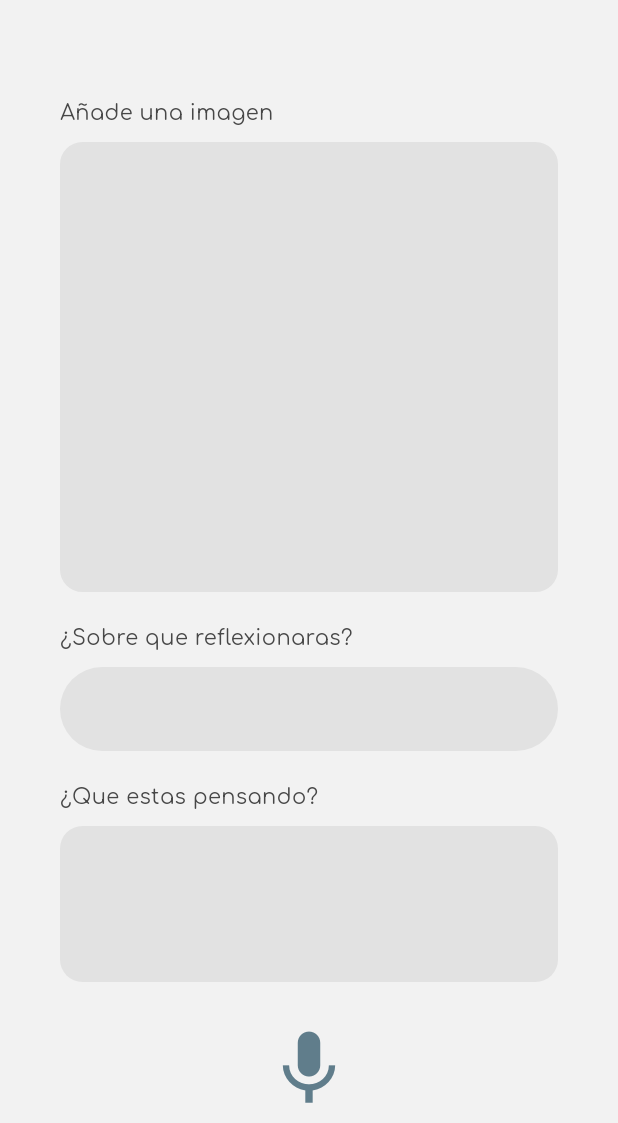
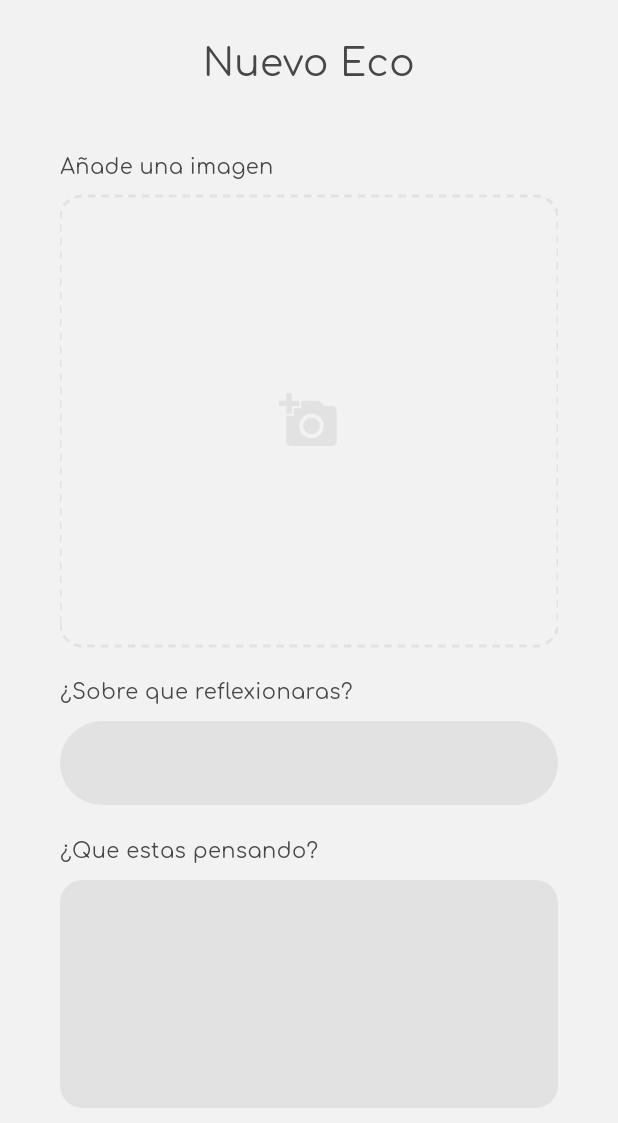
Before and after one commit to Narramap/Narramap_flutter_application, a Flutter app: the MapScreen screen opened by its route, item 2 of the bottom bar chosen, after a tap on "Nuevo Eco", on a phone screen of 412 x 824 dp, the part 113-1236 px from its top. Run offline on Flutter 3.47's test engine with Material 3 defaults, Android fonts, the phone set to English and light mode, and no system bars; our stand-ins replace flutter_map, geolocator, go_router, image_picker, just_audio, latlong2; missing offline and left inert: record.

Commit message:
enhancing UI and voice input

```diff
--- a/lib/content/presentation/notifiers/add_event_notifier.dart
+++ b/lib/content/presentation/notifiers/add_event_notifier.dart
@@ -1,4 +1,3 @@
-
 import 'package:flutter/material.dart';
 import 'package:latlong2/latlong.dart';
 
--- a/lib/content/presentation/screens/add_eco_screen.dart
+++ b/lib/content/presentation/screens/add_eco_screen.dart
@@ -18,6 +18,7 @@ class AddEcoScreen extends StatelessWidget {
       create: (context) => AddEcoNotifier(),
       child: Consumer<AddEcoNotifier>(
         builder: (context, notifier, _) => WhiteContainer(
+          title: "Nuevo Eco",
           children: [
             CustomImagePicker(
               title: 'Añade una imagen',
@@ -34,15 +35,12 @@ class AddEcoScreen extends StatelessWidget {
               textFieldColor: TextFieldColors.gray,
               onChanged: notifier.onChangeDescription,
               label: "¿Que estas pensando?",
-              lines: 3,
+              lines: 5,
               spacerHeight: 20,
               borderRadius: 15,
             ),
             AudioRecord(
-              onStop: (path) {
-                print('Archivo guardado en: $path');
-                // Aquí podrías reproducirlo o subirlo
-              },
+
             ),
             CustomButton(
               text: "Grabar voz",
@@ -55,6 +53,7 @@ class AddEcoScreen extends StatelessWidget {
               label: "Eco publico",
               value: notifier.public,
               onChanged: notifier.onTogglePublic,
+              textColor: TextColor.gray,
             ),
             SizedBox(height: 20),
             CustomButton(
--- a/lib/core/navigation/go_route.dart
+++ b/lib/core/navigation/go_route.dart
@@ -4,7 +4,7 @@ import 'package:narramap/content/presentation/screens/add_eco_screen.dart';
 import 'package:narramap/content/presentation/screens/add_event_screen.dart';
 import 'package:narramap/content/presentation/screens/adition_selector_screen.dart';
 import 'package:narramap/core/navigation/routes.dart';
-import 'package:narramap/map/presentation/map_screen.dart';
+import 'package:narramap/map/presentation/screen/map_screen.dart';
 import 'package:narramap/users/presentation/login_screen.dart';
 import 'package:narramap/users/presentation/register_screen.dart';
 
--- a/lib/core/widgets/audio_record.dart
+++ b/lib/core/widgets/audio_record.dart
@@ -1,14 +1,14 @@
 import 'dart:async';
 import 'dart:io';
-
+import 'dart:typed_data';
 import 'package:flutter/material.dart';
 import 'package:record/record.dart';
 import 'package:path_provider/path_provider.dart';
+import 'package:just_audio/just_audio.dart';
+import 'package:http/http.dart' as http;
 
 class AudioRecord extends StatefulWidget {
-  final void Function(String path)? onStop;
-
-  const AudioRecord({super.key, this.onStop});
+  const AudioRecord({super.key});
 
   @override
   State<AudioRecord> createState() => _AudioRecordState();
@@ -16,15 +16,23 @@ class AudioRecord extends StatefulWidget {
 
 class _AudioRecordState extends State<AudioRecord> {
   late final AudioRecorder _recorder;
+  late final AudioPlayer _player;
   bool _isRecording = false;
+  bool _isPlaying = false;
+  String? _tempFilePath;
   Timer? _timer;
   int _seconds = 0;
-  String? _currentPath;
 
   @override
   void initState() {
     super.initState();
     _recorder = AudioRecorder();
+    _player = AudioPlayer();
+    _player.playerStateStream.listen((state) {
+      setState(() {
+        _isPlaying = state.playing;
+      });
+    });
   }
 
   Future<void> _toggleRecording() async {
@@ -36,16 +44,19 @@ class _AudioRecordState extends State<AudioRecord> {
           _seconds = 0;
         });
         _timer?.cancel();
-        if (path != null && widget.onStop != null) {
-          widget.onStop!(path);
+        if (path != null) {
+          setState(() {
+            _tempFilePath = path;
+          });
+          await _player.setFilePath(path); // Preparar audio para reproducir
         }
       } else {
-        final dir = await getApplicationDocumentsDirectory();
-        final filePath =
+        final dir = await getTemporaryDirectory();
+        final tempPath =
             '${dir.path}/recording_${DateTime.now().millisecondsSinceEpoch}.m4a';
 
         await _recorder.start(
-          path: filePath,
+          path: tempPath,
           const RecordConfig(
             encoder: AudioEncoder.aacLc,
             bitRate: 128000,
@@ -55,7 +66,7 @@ class _AudioRecordState extends State<AudioRecord> {
 
         setState(() {
           _isRecording = true;
-          _currentPath = filePath;
+          _tempFilePath = null;
         });
 
         _timer = Timer.periodic(const Duration(seconds: 1), (_) {
@@ -69,10 +80,54 @@ class _AudioRecordState extends State<AudioRecord> {
     }
   }
 
+  Future<void> _togglePlayback() async {
+    if (_isPlaying) {
+      await _player.pause();
+    } else {
+      await _player.seek(Duration.zero); // reproducir desde el inicio
+      await _player.play();
+    }
+  }
+
+  Future<void> _sendToAPI() async {
+    if (_tempFilePath == null) return;
+
+    try {
+      final file = File(_tempFilePath!);
+      final bytes = await file.readAsBytes();
+
+      final response = await http.post(
+        Uri.parse('https://tu-api.com/upload'),
+        headers: {
+          'Content-Type': 'audio/m4a',
+        },
+        body: bytes,
+      );
+
+      if (response.statusCode == 200) {
+        ScaffoldMessenger.of(context).showSnackBar(
+          const SnackBar(content: Text('Audio enviado con éxito')),
+        );
+        await _player.stop();
+        await file.delete();
+        setState(() {
+          _tempFilePath = null;
+        });
+      } else {
+        ScaffoldMessenger.of(context).showSnackBar(
+          SnackBar(content: Text('Error: ${response.statusCode}')),
+        );
+      }
+    } catch (e) {
+      print('Error al enviar el audio: $e');
+    }
+  }
+
   @override
   void dispose() {
     _timer?.cancel();
     _recorder.dispose();
+    _player.dispose();
     super.dispose();
   }
 
@@ -91,6 +146,29 @@ class _AudioRecordState extends State<AudioRecord> {
         if (_isRecording)
           Text('Grabando: ${_seconds}s',
               style: const TextStyle(color: Colors.red)),
+
+        if (_tempFilePath != null) ...[
+          const SizedBox(height: 16),
+          Row(
+            mainAxisAlignment: MainAxisAlignment.center,
+            children: [
+              IconButton(
+                icon: Icon(
+                  _isPlaying ? Icons.pause_circle : Icons.play_circle,
+                  size: 48,
+                ),
+                onPressed: _togglePlayback,
+              ),
+              const SizedBox(width: 20),
+              ElevatedButton.icon(
+                onPressed: _sendToAPI,
+                icon: const Icon(Icons.send),
+                label: const Text("Enviar"),
+              ),
+            ],
+          ),
+          const Text('Puedes escuchar y enviar tu audio.'),
+        ]
       ],
     );
   }
--- a/lib/core/widgets/custom_image_picker.dart
+++ b/lib/core/widgets/custom_image_picker.dart
@@ -1,16 +1,15 @@
 import 'dart:io';
-
 import 'package:flutter/material.dart';
 import 'package:image_picker/image_picker.dart';
 
 class CustomImagePicker extends StatefulWidget {
-
   final void Function(File)? onImageSelected;
   final String title;
+
   const CustomImagePicker({
     super.key,
     required this.title,
-    required this.onImageSelected
+    required this.onImageSelected,
   });
 
   @override
@@ -18,22 +17,50 @@ class CustomImagePicker extends StatefulWidget {
 }
 
 class _CustomImagePickerState extends State<CustomImagePicker> {
+  File? _imageFile;
+  List<File>? _imagesSelected;
+  int currentIndex = 0;
 
-  File? _imageFile;
+  void _incrementIndex() {
+
+    currentIndex == _imagesSelected!.length - 1 ?
+      setState(() {
+        currentIndex = 0;
+      })
+    :
+      setState(() {
+        currentIndex += 1;
+      });
+  }
+
+  void _decrementIndex() {
+    currentIndex == 0 ?
+      setState(() {
+        currentIndex = _imagesSelected!.length - 1;
+      })
+    :
+      setState(() {
+        currentIndex -= 1;
+      });
+  }
 
   Future<void> _pickImage() async {
     final picker = ImagePicker();
-    final pickedFile = await picker.pickImage(source: ImageSource.gallery); // o .camera
+    final pickedFiles = await picker.pickMultiImage();
 
-    if (pickedFile != null) {
     setState(() {
-        _imageFile = File(pickedFile.path);
+      _imagesSelected = pickedFiles.map((file) => File(file.path)).toList();
     });
 
-      if (widget.onImageSelected != null) {
-        widget.onImageSelected!(_imageFile!);
-      }
-    }
+    // if (pickedFile != null) {
+    //   setState(() {
+    //     _imageFile = File(pickedFile.path);
+    //   });
+
+    //   if (widget.onImageSelected != null) {
+    //     widget.onImageSelected!(_imageFile!);
+    //   }
+    // }
   }
 
   @override
@@ -45,40 +72,106 @@ class _CustomImagePickerState extends State<CustomImagePicker> {
         children: [
           Text(
             widget.title,
-            style: TextStyle(
-              color: Color(0xFF474747)
+            style: const TextStyle(color: Color(0xFF474747)),
           ),
-          ),
-          SizedBox(height: 10),
-          Container(
+          const SizedBox(height: 10),
+          CustomPaint(
+            painter: DashedBorderPainter(),
+            child: Container(
               width: double.infinity,
               height: 300,
-            decoration: BoxDecoration(
-              color: Color(0xFFE2E2E2),
+              child: ClipRRect(
                 borderRadius: BorderRadius.circular(15),
-              border: Border.all(color: Color(0xFFE2E2E2))
-            ),
-
-            child: _imageFile != null
-            ? ClipRRect(
-              borderRadius: BorderRadius.circular(15),
+                child: _imagesSelected != null
+                    ? Stack(
+                      children: [
+                        Positioned.fill(
                           child: Image.file(
-                _imageFile!,
+                            _imagesSelected![currentIndex],
                             fit: BoxFit.cover,
                             width: double.infinity,
                             height: double.infinity,
                           ),
+                        ),
+
+                        Positioned.fill(
+                          child: Center(
+                            child: Row(
+                              mainAxisAlignment: MainAxisAlignment.spaceBetween,
+                              children: [
+                                IconButton(
+                                  onPressed: _decrementIndex,
+                                  icon: Icon(Icons.arrow_back_ios_new)
+                                ),
+                                IconButton(
+                                  onPressed: _incrementIndex,
+                                  icon: Icon(Icons.arrow_forward_ios)
+                                )
+                              ],
+                            ),
+                          )
+                        )
+
+                      ]
                     )
                     : const Center(
                         child: Icon(
                           Icons.add_a_photo,
                           size: 40,
-                color: Color(0xFFE2E2E2)
-              )
-            )
-          )
+                          color: Color(0xFFE2E2E2),
+                        ),
+                      ),
+              ),
+            ),
+          ),
         ],
       ),
     );
   }
 }
+
+class DashedBorderPainter extends CustomPainter {
+  final double dashWidth;
+  final double dashSpace;
+  final Color color;
+  final double strokeWidth;
+  final double borderRadius;
+
+  DashedBorderPainter({
+    this.dashWidth = 5.0,
+    this.dashSpace = 4.0,
+    this.color = const Color(0xFFE2E2E2),
+    this.strokeWidth = 2.0,
+    this.borderRadius = 15.0,
+  });
+
+  @override
+  void paint(Canvas canvas, Size size) {
+    final paint = Paint()
+      ..color = color
+      ..strokeWidth = strokeWidth
+      ..style = PaintingStyle.stroke;
+
+    final path = Path()
+      ..addRRect(RRect.fromRectAndRadius(
+          Rect.fromLTWH(0, 0, size.width, size.height),
+          Radius.circular(borderRadius)));
+
+    final pathMetrics = path.computeMetrics();
+
+    for (final metric in pathMetrics) {
+      double distance = 0.0;
+      while (distance < metric.length) {
+        final segment = metric.extractPath(
+          distance,
+          distance + dashWidth,
+        );
+        canvas.drawPath(segment, paint);
+        distance += dashWidth + dashSpace;
+      }
+    }
+  }
+
+  @override
+  bool shouldRepaint(CustomPainter oldDelegate) => false;
+}
--- a/lib/core/widgets/custom_switch.dart
+++ b/lib/core/widgets/custom_switch.dart
@@ -1,15 +1,33 @@
 import 'package:flutter/material.dart';
+
+enum TextColor {
+
+  gray(
+    textColor: Color(0xFF474747)
+  ),
+  white(
+    textColor: Color(0xFFF2F2F2)
+  );
+
+  final Color textColor;
+
+  const TextColor({
+    required this.textColor
+  });
+}
 
 class CustomSwitch extends StatelessWidget {
 
   final bool value;
   final String label;
+  final TextColor textColor;
   final Function(bool) onChanged;
   const CustomSwitch({
     super.key,
     required this.label,
     required this.value,
-    required this.onChanged
+    required this.onChanged,
+    this.textColor = TextColor.white
   });
 
   @override
@@ -17,7 +35,10 @@ class CustomSwitch extends StatelessWidget {
     return Row(
       mainAxisAlignment: MainAxisAlignment.spaceBetween,
       children: [
-        Text(label),
+        Text(
+          label,
+          style: TextStyle(color: textColor.textColor),
+        ),
         Switch(
           value: value,
           onChanged: onChanged
--- a/lib/map/presentation/map_screen.dart
+++ b/lib/map/presentation/screen/map_screen.dart
@@ -2,9 +2,11 @@
 import 'package:flutter/material.dart';
 import 'package:flutter_map/flutter_map.dart';
 import 'package:geolocator/geolocator.dart';
+import 'package:go_router/go_router.dart';
 import 'package:latlong2/latlong.dart';
 import 'package:narramap/core/Location/location_service.dart';
 import 'package:narramap/core/widgets/custom_bottom_navigation_bar.dart';
+import 'package:narramap/map/presentation/widgets/selector_add_modal.dart';
 
 class MapScreen extends StatefulWidget {
   const MapScreen({super.key});
@@ -27,6 +29,13 @@ class _MapScreenState extends State<MapScreen> {
     getLocation();
   }
 
+  _showSelectorModal(BuildContext context) {
+    showGeneralDialog(
+      context: context,
+      pageBuilder: (context, animation, secondaryAnimation) => SelectorAddModal()
+    );
+  }
+
   @override
   Widget build(BuildContext context) {
     return Scaffold(
@@ -41,6 +50,17 @@ class _MapScreenState extends State<MapScreen> {
             )
       ),
       bottomNavigationBar: CustomBottomNavigationBar(),
+      floatingActionButton: Column(
+        mainAxisSize: MainAxisSize.min,
+        crossAxisAlignment: CrossAxisAlignment.end,
+        children: [
+          FloatingActionButton(
+            onPressed: () => _showSelectorModal(context),
+            child: Icon(Icons.add_circle_outlined),
+          )
+
+        ],
+      ),
       body: Stack(
         children: [
 
--- a/pubspec.yaml
+++ b/pubspec.yaml
@@ -44,6 +44,7 @@ dependencies:
   image_picker: ^1.1.2
   record: ^6.0.0
   path_provider: ^2.1.5
+  just_audio: ^0.10.4
 
 dev_dependencies:
   flutter_test:
```
Also changed, not shown: lib/map/presentation/widgets/selector_add_modal.dart (added, +68 -0 lines), pubspec.lock, 1 other file. Lines whose indentation alone changed are shown as unchanged.
